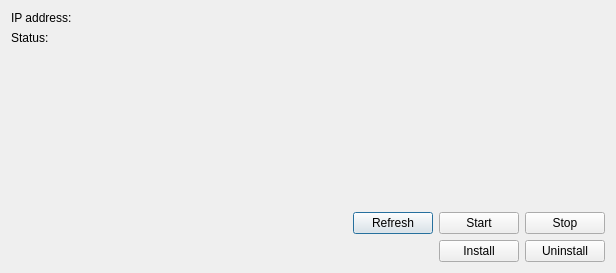
The window that regbsvr/ui/mainwnd.ui (samwellzuk/regbook) describes before a commit, drawn with Qt 5.
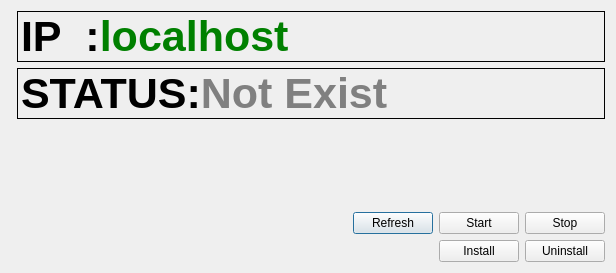
The same window after the commit. Icons and pictures are not drawn.

Diff of the .ui file:
```diff
--- a/regbsvr/ui/mainwnd.ui
+++ b/regbsvr/ui/mainwnd.ui
@@ -16,31 +16,23 @@
   <layout class="QVBoxLayout" name="verticalLayout">
    <item>
     <layout class="QFormLayout" name="formLayout">
-     <item row="0" column="0">
-      <widget class="QLabel" name="label_3">
-       <property name="text">
-        <string>IP address:</string>
-       </property>
-      </widget>
-     </item>
      <item row="0" column="1">
       <widget class="QLabel" name="label_ip">
-       <property name="text">
-        <string/>
+       <property name="frameShape">
+        <enum>QFrame::Box</enum>
        </property>
-      </widget>
-     </item>
-     <item row="1" column="0">
-      <widget class="QLabel" name="label">
        <property name="text">
-        <string>Status:</string>
+        <string>&lt;span style=&quot;font-size:32pt;font-weight: bold;color:black;&quot;&gt;IP&amp;nbsp;&amp;nbsp;:&lt;/span&gt;&lt;span style=&quot;font-size:32pt;font-weight: bold;color:green;&quot;&gt;localhost&lt;/span&gt;</string>
        </property>
       </widget>
      </item>
      <item row="1" column="1">
       <widget class="QLabel" name="label_status">
+       <property name="frameShape">
+        <enum>QFrame::Box</enum>
+       </property>
        <property name="text">
-        <string/>
+        <string>&lt;span style=&quot;font-size:32pt;font-weight: bold;color:black;&quot;&gt;STATUS:&lt;/span&gt;&lt;span style=&quot;font-size:32pt;font-weight: bold;color:grey;&quot;&gt;Not Exist&lt;/span&gt;</string>
        </property>
       </widget>
      </item>
```
Left out of the diff: 8 changed lines with no effect on the pictures.
